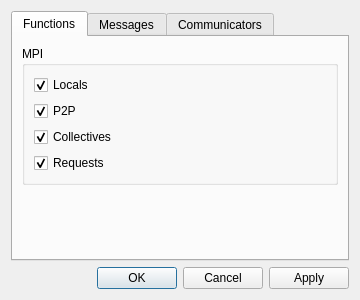
First picture: the form in mpi.tool/components/qTV/filterdialog.ui, repository peatman/peat, before the edit.
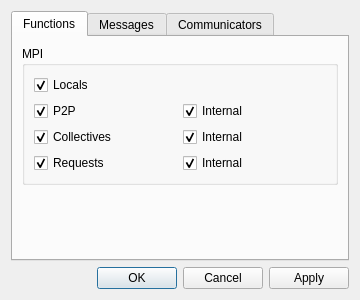
Second picture: the form after the edit.

```diff
--- a/mpi.tool/components/qTV/filterdialog.ui
+++ b/mpi.tool/components/qTV/filterdialog.ui
@@ -29,8 +29,8 @@
          <property name="title">
           <string>MPI</string>
          </property>
-         <layout class="QVBoxLayout" name="layout_groupMpiFunctions">
-        <item>
+         <layout class="QGridLayout" name="layout_groupMpiFunctions">
+        <item row="0" column="0">
          <widget class="QCheckBox" name="checkLocalsFunc">
           <property name="text">
            <string>Locals</string>
@@ -40,7 +40,7 @@
           </property>
          </widget>
         </item>
-        <item>
+        <item row="1" column="0">
          <widget class="QCheckBox" name="checkP2PFunc">
           <property name="text">
            <string>P2P</string>
@@ -50,7 +50,17 @@
           </property>
          </widget>
         </item>
-        <item>
+        <item row="1" column="1">
+         <widget class="QCheckBox" name="checkP2PInternalFunc">
+          <property name="text">
+           <string>Internal</string>
+          </property>
+          <property name="checked">
+           <bool>true</bool>
+          </property>
+         </widget>
+        </item>
+        <item row="2" column="0">
          <widget class="QCheckBox" name="checkCollectivesFunc">
           <property name="text">
            <string>Collectives</string>
@@ -60,7 +70,17 @@
           </property>
          </widget>
         </item>
-        <item>
+        <item row="2" column="1">
+         <widget class="QCheckBox" name="checkCollectivesInternalFunc">
+          <property name="text">
+           <string>Internal</string>
+          </property>
+          <property name="checked">
+           <bool>true</bool>
+          </property>
+         </widget>
+        </item>
+        <item row="3" column="0">
          <widget class="QCheckBox" name="checkRequestsFunc">
           <property name="text">
            <string>Requests</string>
@@ -70,6 +90,16 @@
           </property>
          </widget>
         </item>
+        <item row="3" column="1">
+         <widget class="QCheckBox" name="checkRequestsInternalFunc">
+          <property name="text">
+           <string>Internal</string>
+          </property>
+          <property name="checked">
+           <bool>true</bool>
+          </property>
+         </widget>
+        </item>
          </layout>
         </widget>
        </item>
```
